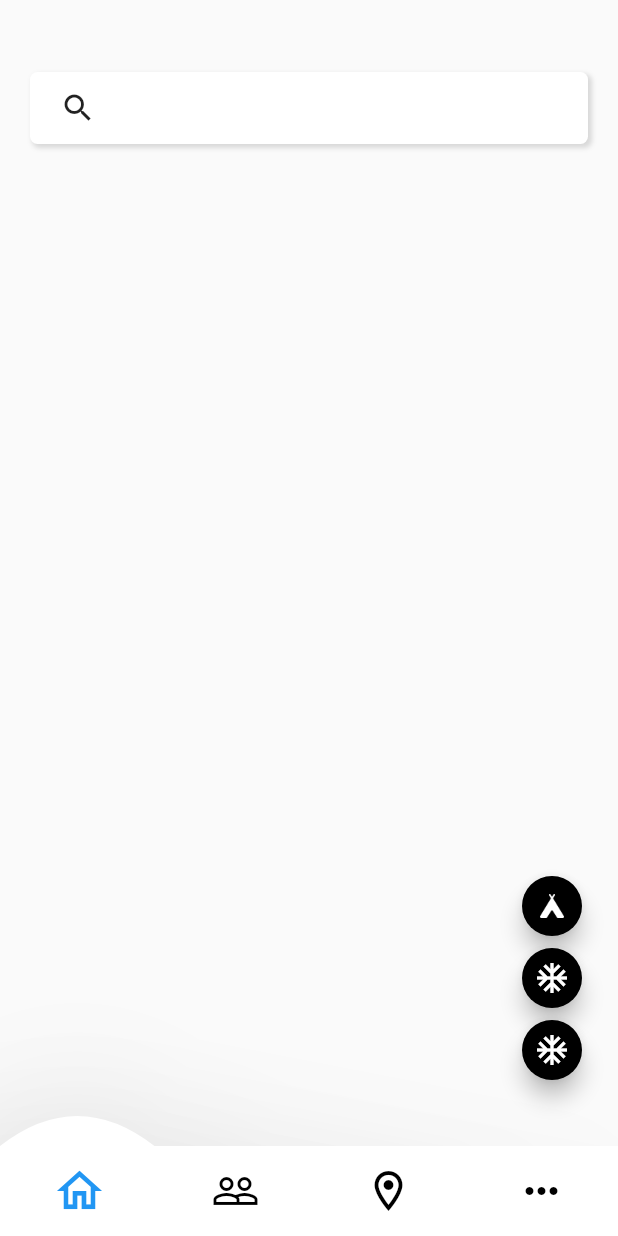
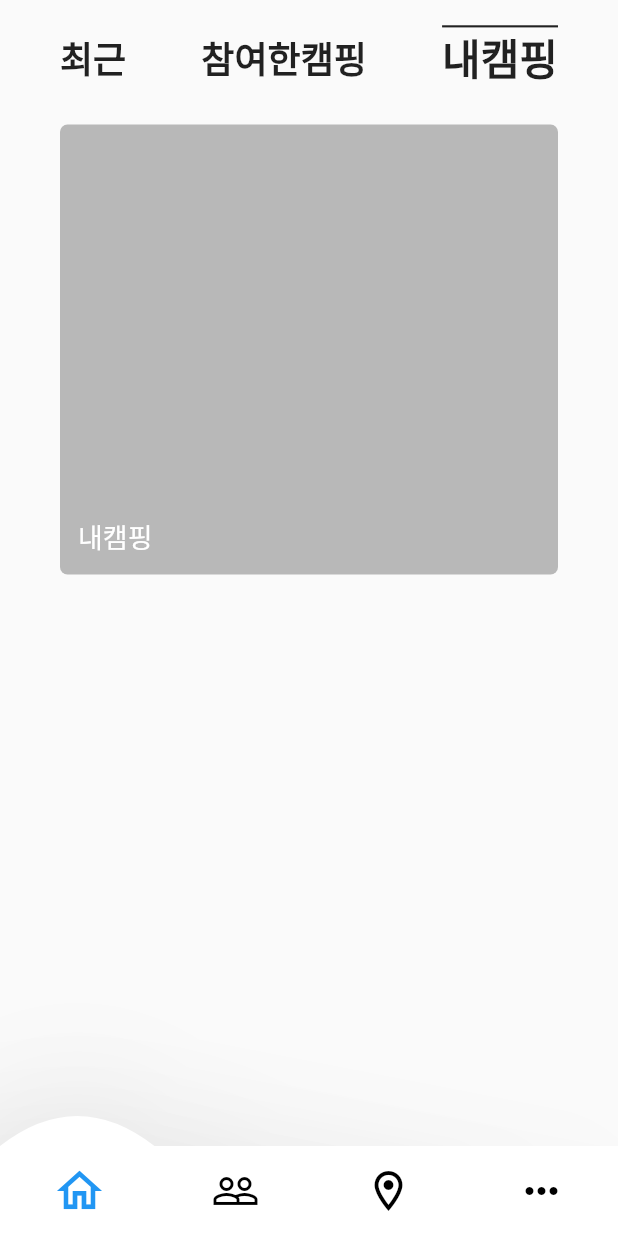
Before and after one commit to 2021-contest-exhibit/flutter-modak, a Flutter app: the screen it shows after launch, swiped to page 2, on a phone screen of 412 x 824 dp. Run offline on Flutter 3.47's test engine with Material 2 defaults, Android fonts, the phone set to English and light mode, and no system bars.

Commit message:
[ADD] add matcing page

```diff
--- a/modak/lib/page/MainPage.dart
+++ b/modak/lib/page/MainPage.dart
@@ -3,6 +3,7 @@ import 'package:flutter/material.dart';
 import 'package:modak/component/BottomNavigationWidget.dart';
 import 'package:modak/page/DashBoardPage.dart';
 import 'package:modak/page/MapPage.dart';
+import 'package:modak/page/MatchingPage.dart';
 import 'package:modak/page/SettingPage.dart';
 
 class MainPage extends StatefulWidget {
@@ -21,6 +22,7 @@ class MainPageState extends State<MainPage> {
           PageView(
             children: [
               DashBoardPage(),
+              MatchingPage(),
               MapPage(),
               SettingPage(),
             ],
--- /dev/null
+++ b/modak/lib/page/MatchingPage.dart
@@ -0,0 +1,167 @@
+import 'package:flutter/cupertino.dart';
+import 'package:flutter/material.dart';
+
+class MatchingPage extends StatefulWidget {
+  int _selectedIndex = 2;
+
+  @override
+  MatchingPageState createState() => MatchingPageState();
+}
+
+class MatchingPageState extends State<MatchingPage> {
+  setIndex(int index) {
+    setState(() {
+      widget._selectedIndex = index;
+    });
+  }
+
+  @override
+  Widget build(BuildContext context) {
+    final double _width = MediaQuery.of(context).size.width;
+    final double _statusBarHeight = MediaQuery.of(context).padding.top;
+    final double _height = MediaQuery.of(context).size.height;
+    final double _titleHeight = 48.0;
+    final double _contentHeight = _height - _statusBarHeight - _titleHeight;
+    final double _contentWidth = _width;
+    return Scaffold(
+      body: Container(
+        margin: EdgeInsets.only(top: _statusBarHeight),
+        padding: const EdgeInsets.symmetric(horizontal: 40.0),
+        child: Column(
+          children: [
+            const SizedBox(
+              height: 18.0,
+            ),
+            Row(
+              mainAxisAlignment: MainAxisAlignment.spaceBetween,
+              children: [
+                InkWell(
+                  onTap: () {
+                    setIndex(0);
+                  },
+                  child: Text(
+                    "최근",
+                    style: TextStyle(
+                        fontSize: widget._selectedIndex == 0 ? 28.0 : 24.0,
+                        fontWeight: FontWeight.bold,
+                        decoration: widget._selectedIndex == 0
+                            ? TextDecoration.overline
+                            : TextDecoration.none),
+                  ),
+                ),
+                InkWell(
+                  onTap: () {
+                    setIndex(1);
+                  },
+                  child: Text(
+                    "참여한캠핑",
+                    style: TextStyle(
+                      fontSize: widget._selectedIndex == 1 ? 28.0 : 24.0,
+                      fontWeight: FontWeight.bold,
+                      decoration: widget._selectedIndex == 1
+                          ? TextDecoration.overline
+                          : TextDecoration.none,
+                    ),
+                  ),
+                ),
+                InkWell(
+                  onTap: () {
+                    setIndex(2);
+                  },
+                  child: Text(
+                    "내캠핑",
+                    style: TextStyle(
+                      fontSize: widget._selectedIndex == 2 ? 28.0 : 24.0,
+                      fontWeight: FontWeight.bold,
+                      decoration: widget._selectedIndex == 2
+                          ? TextDecoration.overline
+                          : TextDecoration.none,
+                    ),
+                  ),
+                ),
+              ],
+            ),
+            Visibility(
+              visible: widget._selectedIndex == 0,
+              child: Column(
+                children: [
+                  Container(
+                    margin: const EdgeInsets.only(top: 24),
+                    padding: const EdgeInsets.all(12.0),
+                    alignment: Alignment.bottomLeft,
+                    height: 300,
+                    decoration: const BoxDecoration(
+                      color: Color(0x887f7f7f),
+                      borderRadius: const BorderRadius.all(
+                        const Radius.circular(5.0),
+                      ),
+                    ),
+                    child: Text(
+                      "최근",
+                      style: const TextStyle(
+                        color: const Color(0xffffffff),
+                        fontSize: 18.0,
+                      ),
+                    ),
+                  ),
+                ],
+              ),
+            ),
+            Visibility(
+              visible: widget._selectedIndex == 1,
+              child: Column(
+                children: [
+                  Container(
+                    margin: const EdgeInsets.only(top: 24),
+                    padding: const EdgeInsets.all(12.0),
+                    alignment: Alignment.bottomLeft,
+                    height: 300,
+                    decoration: const BoxDecoration(
+                      color: Color(0x887f7f7f),
+                      borderRadius: const BorderRadius.all(
+                        const Radius.circular(5.0),
+                      ),
+                    ),
+                    child: Text(
+                      "참여한 캠핑",
+                      style: const TextStyle(
+                        color: const Color(0xffffffff),
+                        fontSize: 18.0,
+                      ),
+                    ),
+                  ),
+                ],
+              ),
+            ),
+            Visibility(
+              visible: widget._selectedIndex == 2,
+              child: Column(
+                children: [
+                  Container(
+                    margin: const EdgeInsets.only(top: 24),
+                    padding: const EdgeInsets.all(12.0),
+                    alignment: Alignment.bottomLeft,
+                    height: 300,
+                    decoration: const BoxDecoration(
+                      color: Color(0x887f7f7f),
+                      borderRadius: const BorderRadius.all(
+                        const Radius.circular(5.0),
+                      ),
+                    ),
+                    child: Text(
+                      "내캠핑",
+                      style: const TextStyle(
+                        color: const Color(0xffffffff),
+                        fontSize: 18.0,
+                      ),
+                    ),
+                  ),
+                ],
+              ),
+            ),
+          ],
+        ),
+      ),
+    );
+  }
+}
```
